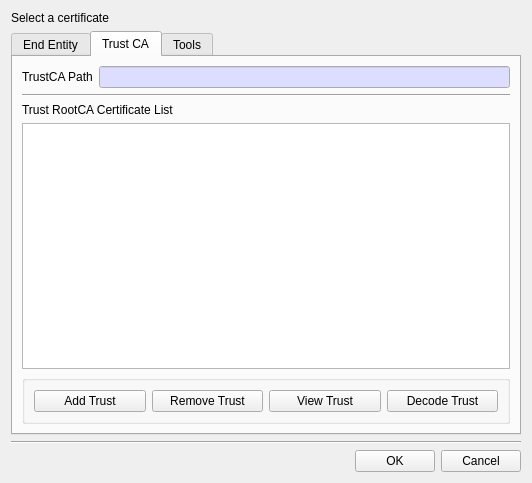
jykim74/BerEditor, file BerEditor/cert_man_dlg.ui: the form before one commit.
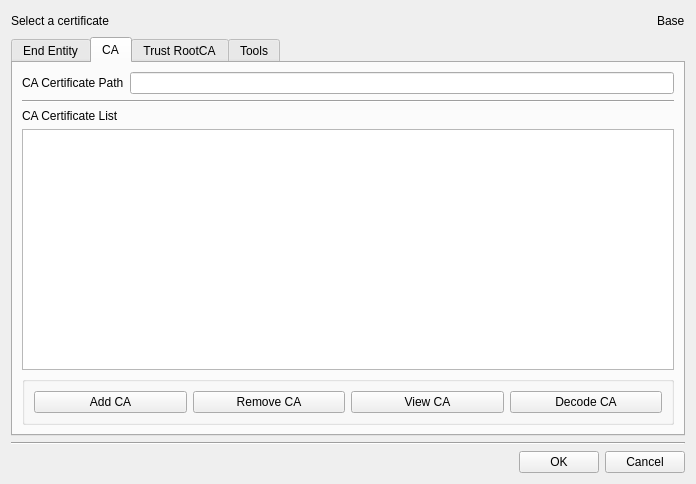
The form after the commit. The open tabs and pages were chosen to show the change.

```diff
--- a/BerEditor/cert_man_dlg.ui
+++ b/BerEditor/cert_man_dlg.ui
@@ -6,8 +6,8 @@
    <rect>
     <x>0</x>
     <y>0</y>
-    <width>532</width>
-    <height>483</height>
+    <width>696</width>
+    <height>484</height>
    </rect>
   </property>
   <property name="windowTitle">
@@ -15,11 +15,38 @@
   </property>
   <layout class="QVBoxLayout" name="verticalLayout">
    <item>
-    <widget class="QLabel" name="mTitleLabel">
-     <property name="text">
-      <string>Select a certificate</string>
+    <layout class="QGridLayout" name="gridLayout_11">
+     <property name="topMargin">
+      <number>0</number>
      </property>
-    </widget>
+     <item row="0" column="0">
+      <widget class="QLabel" name="mTitleLabel">
+       <property name="text">
+        <string>Select a certificate</string>
+       </property>
+      </widget>
+     </item>
+     <item row="0" column="2">
+      <widget class="QLabel" name="mModeLabel">
+       <property name="text">
+        <string>Base</string>
+       </property>
+      </widget>
+     </item>
+     <item row="0" column="1">
+      <spacer name="horizontalSpacer_2">
+       <property name="orientation">
+        <enum>Qt::Horizontal</enum>
+       </property>
+       <property name="sizeHint" stdset="0">
+        <size>
+         <width>40</width>
+         <height>20</height>
+        </size>
+       </property>
+      </spacer>
+     </item>
+    </layout>
    </item>
    <item>
     <widget class="QTabWidget" name="mTabWidget">
@@ -208,7 +235,96 @@
      </widget>
      <widget class="QWidget" name="mCATab">
       <attribute name="title">
-       <string>Trust CA</string>
+       <string>CA</string>
+      </attribute>
+      <layout class="QVBoxLayout" name="verticalLayout_8">
+       <item>
+        <layout class="QGridLayout" name="gridLayout_12">
+         <item row="0" column="0">
+          <widget class="QLabel" name="label_11">
+           <property name="text">
+            <string>CA Certificate Path</string>
+           </property>
+          </widget>
+         </item>
+         <item row="0" column="1">
+          <widget class="QLineEdit" name="mCAPathText">
+           <property name="readOnly">
+            <bool>true</bool>
+           </property>
+          </widget>
+         </item>
+        </layout>
+       </item>
+       <item>
+        <widget class="Line" name="line_7">
+         <property name="orientation">
+          <enum>Qt::Horizontal</enum>
+         </property>
+        </widget>
+       </item>
+       <item>
+        <widget class="QLabel" name="label_12">
+         <property name="text">
+          <string>CA Certificate List</string>
+         </property>
+        </widget>
+       </item>
+       <item>
+        <widget class="QTableWidget" name="mCA_CertTable"/>
+       </item>
+       <item>
+        <widget class="QGroupBox" name="mCA_ManGroup">
+         <property name="minimumSize">
+          <size>
+           <width>0</width>
+           <height>0</height>
+          </size>
+         </property>
+         <property name="title">
+          <string/>
+         </property>
+         <layout class="QVBoxLayout" name="verticalLayout_9">
+          <item>
+           <layout class="QGridLayout" name="gridLayout_13">
+            <item row="0" column="1">
+             <widget class="QPushButton" name="mRemoveCABtn">
+              <property name="text">
+               <string>Remove CA</string>
+              </property>
+             </widget>
+            </item>
+            <item row="0" column="2">
+             <widget class="QPushButton" name="mViewCABtn">
+              <property name="text">
+               <string>View CA</string>
+              </property>
+             </widget>
+            </item>
+            <item row="0" column="3">
+             <widget class="QPushButton" name="mDecodeCABtn">
+              <property name="text">
+               <string>Decode CA</string>
+              </property>
+             </widget>
+            </item>
+            <item row="0" column="0">
+             <widget class="QPushButton" name="mAddCABtn">
+              <property name="text">
+               <string>Add CA</string>
+              </property>
+             </widget>
+            </item>
+           </layout>
+          </item>
+         </layout>
+        </widget>
+       </item>
+      </layout>
+     </widget>
+     <widget class="QWidget" name="mRCATab">
+      <attribute name="title">
+       <string>Trust RootCA</string>
       </attribute>
       <layout class="QVBoxLayout" name="verticalLayout_3">
        <item>
@@ -219,7 +335,7 @@
          <item row="0" column="0">
           <widget class="QLabel" name="label">
            <property name="text">
-            <string>TrustCA Path</string>
+            <string>TrustRootCA Path</string>
            </property>
           </widget>
          </item>
@@ -274,10 +390,10 @@
         </widget>
        </item>
        <item>
-        <widget class="QTableWidget" name="mCA_CertTable"/>
+        <widget class="QTableWidget" name="mRCA_CertTable"/>
        </item>
        <item>
-        <widget class="QGroupBox" name="mCA_ManGroup">
+        <widget class="QGroupBox" name="mRCA_ManGroup">
          <property name="minimumSize">
           <size>
            <width>0</width>
```
Left out of the diff: 4 changed lines with no effect on the pictures.
